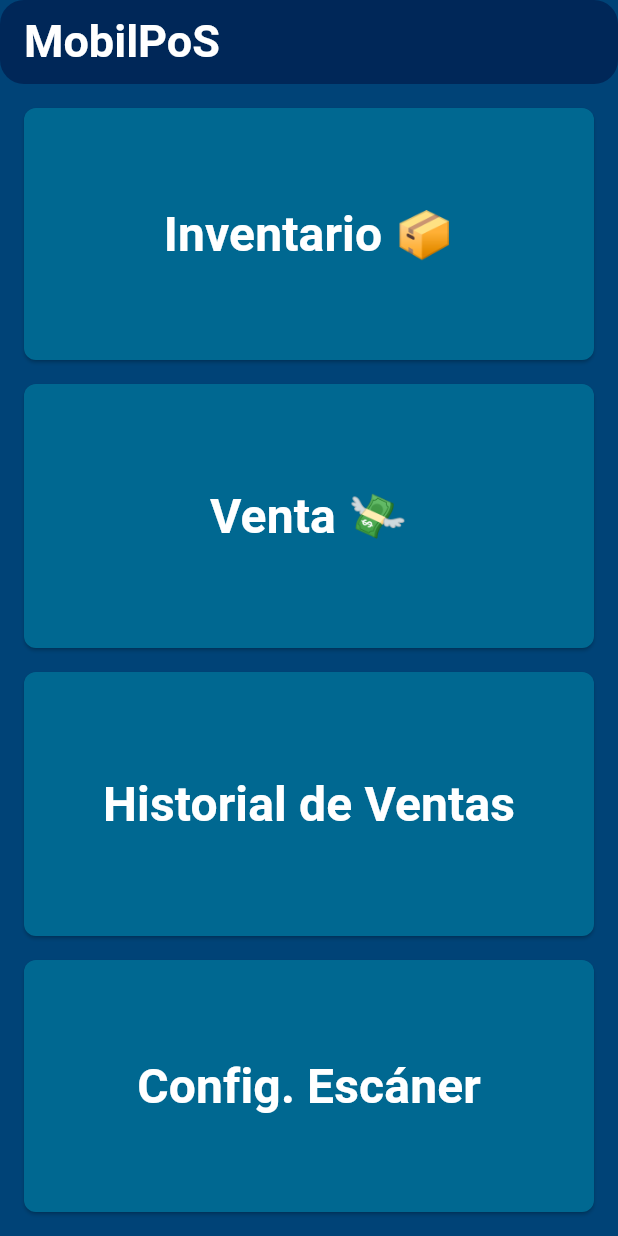
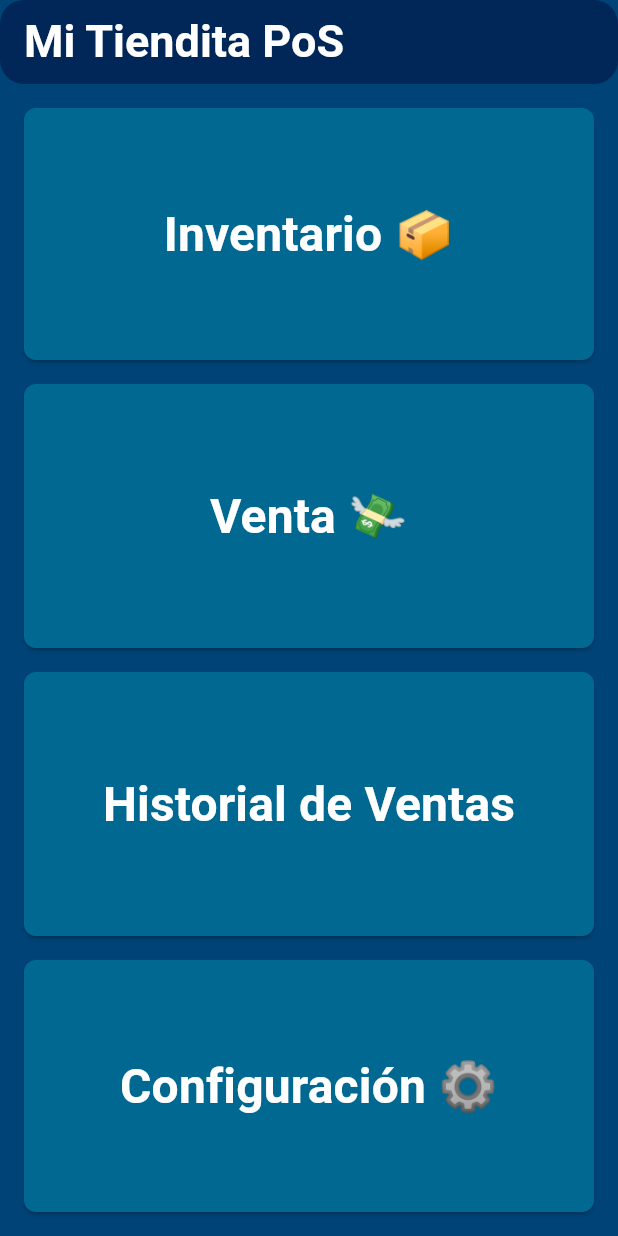
Before and after one commit to Niyachelowick/MiTienditaPoS, a Flutter app: the screen it shows after launch, on a phone screen of 412 x 824 dp. Run offline on Flutter 3.47's test engine with Material 3 defaults, Android fonts, the light colour scheme and no system bars; our stand-ins replace sqflite; missing offline and left inert: flutter_background_service, flutter_reactive_ble, mobile_scanner; accounts and stored records are empty.

Commit message:
Cambios de nombre
Cambiamos el texto en la pantalla principal para reflejar el nombre
actual del proyecto y cambiamos también el texto del botón de
configuración para hacerlo más generalista y así poder incluir otros
tipos de configuración en esa página y no solo la conexión con el
escáner.

```diff
--- a/lib/screens/main_page.dart
+++ b/lib/screens/main_page.dart
@@ -19,7 +19,7 @@ class _MainPageState extends State<MainPage> {
   @override
   Widget build(BuildContext context) {
     return Scaffold(
-      appBar: presetAppBar("MobilPoS"),
+      appBar: presetAppBar("Mi Tiendita PoS"),
       backgroundColor: AppColors.bgColor,
       body: SizedBox(
         width: double.infinity,
@@ -132,7 +132,7 @@ class _MainPageState extends State<MainPage> {
                       );
                     }, //poner aquí la ventana de configuración del escáner.
                     child: Text(
-                      "Config. Escáner",
+                      "Configuración ⚙️",
                       style: EstilosTexto.bigButtonText,
                     ),
                   ),
```
